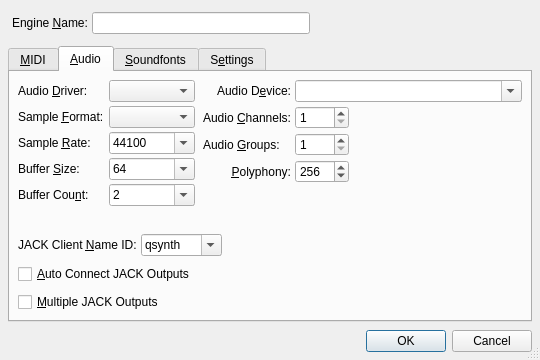
rncbc/qsynth, file src/qsynthSetupForm.ui: the form before one commit.
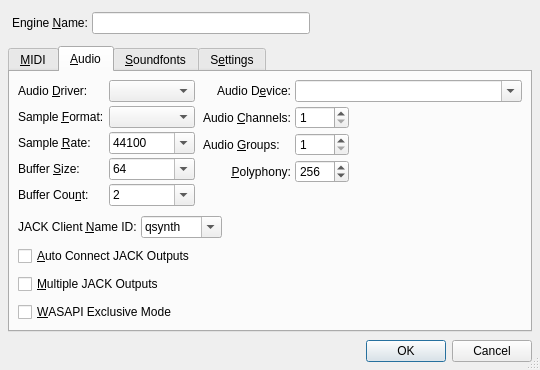
The form after the commit. The open tabs and pages were chosen to show the change. Icons and pictures are not drawn.

Commit message: New Setup/Audio/WASAPI Exclusive Mode option added (PR #42)

Patch:
```diff
--- a/src/qsynthSetupForm.ui
+++ b/src/qsynthSetupForm.ui
@@ -853,6 +853,13 @@
          </property>
         </spacer>
        </item>
+       <item row="6" column="0">
+        <widget class="QCheckBox" name="WasapiExclusiveCheckBox">
+         <property name="text">
+          <string>&amp;WASAPI Exclusive Mode</string>
+         </property>
+        </widget>
+       </item>
       </layout>
      </widget>
      <widget class="QWidget" name="SoundFontTabPage">
```
Left out of the diff: 1 changed line with no effect on the pictures. The commit also changes 11 other files.
